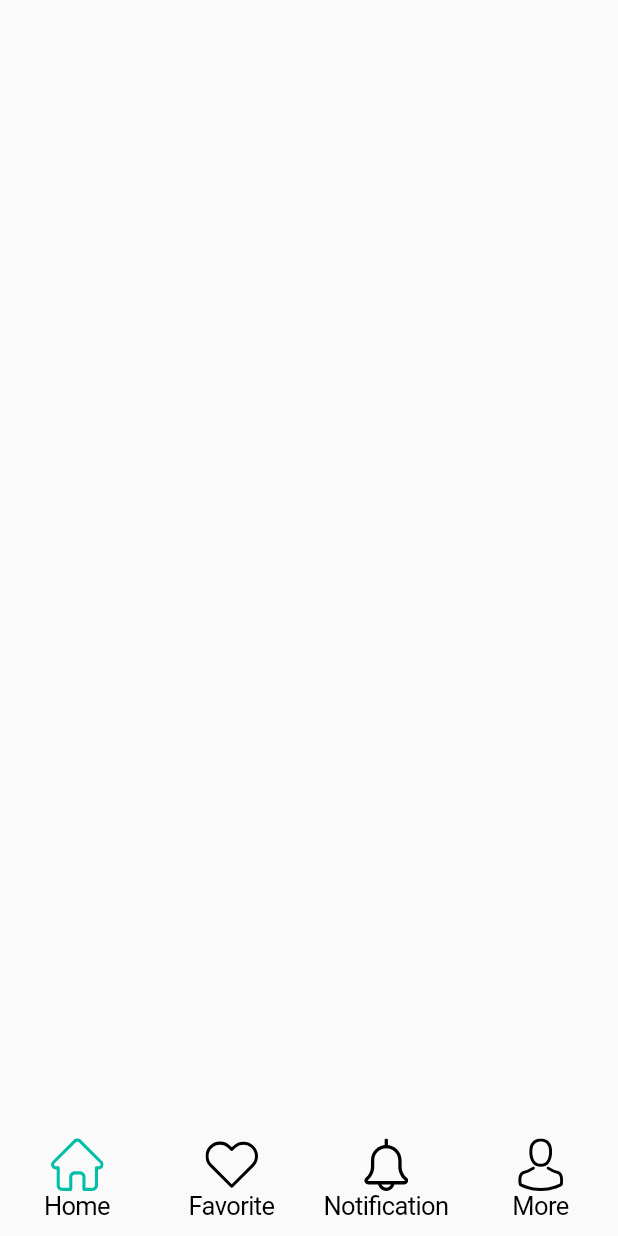
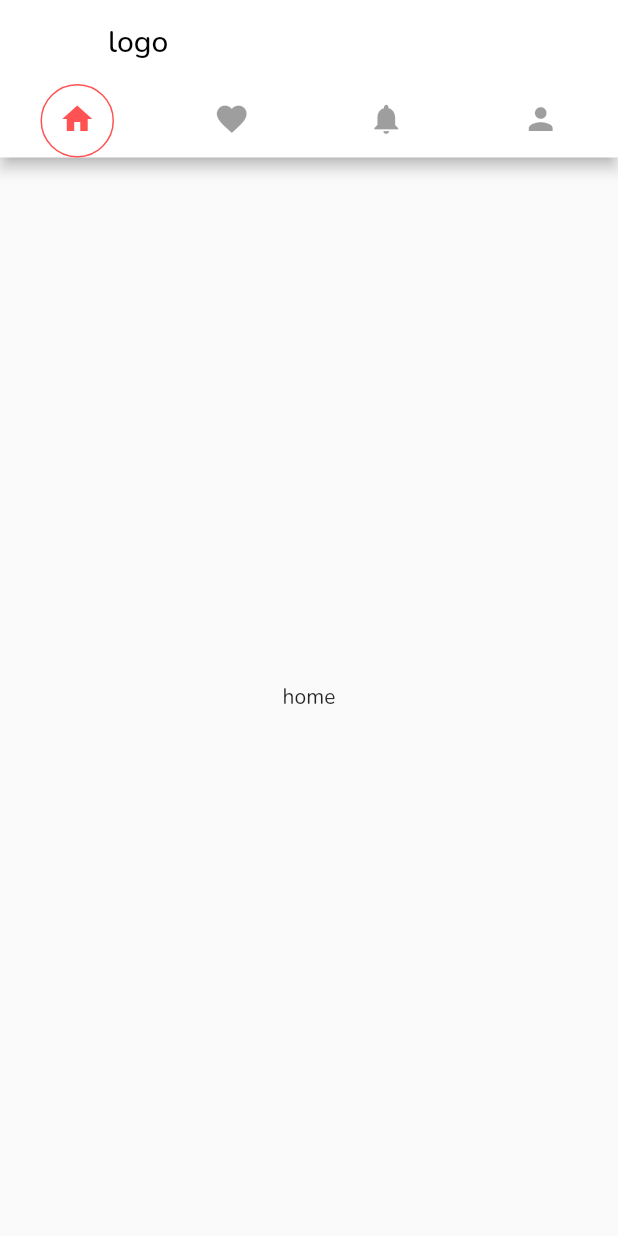
Before and after one commit to IsmaelGarciaP/flutter_intermedio_app, a Flutter app: the HomePage screen opened by its route, on a phone screen of 412 x 824 dp. Run offline on Flutter 3.47's test engine with Material 2 defaults, Android fonts, the phone set to English and light mode, and no system bars; our stand-ins replace dots_indicator, flutter_svg, google_fonts.

Commit message:
home 3 commit

```diff
--- a/lib/src/ui/pages/home/home_page.dart
+++ b/lib/src/ui/pages/home/home_page.dart
@@ -10,8 +10,66 @@ class HomePage extends StatelessWidget {
   Widget build(BuildContext context) {
     return ChangeNotifierProvider<HomeController>(
       create: (_) => HomeController(),
-      builder: (_, __) => Scaffold(
-        bottomNavigationBar: HomeBottomBar(),
+      builder: (_, __) => DefaultTabController(
+        length: 4,
+        child: Scaffold(
+          appBar: AppBar(
+            title: const Text(
+              "logo",
+              style: TextStyle(
+                color: Colors.black,
+              ),
+              textAlign: TextAlign.center,
+            ),
+            backgroundColor: Colors.white,
+            bottom: TabBar(
+              indicatorColor: Colors.redAccent,
+              indicatorWeight: 3,
+              labelColor: Colors.redAccent,
+              unselectedLabelColor: Colors.black38,
+              indicator: BoxDecoration(
+                color: Colors.white,
+                shape: BoxShape.circle,
+                border: Border.all(width: 1, color: Colors.redAccent),
+              ),
+              tabs: const [
+                Tab(
+                  icon: Icon(Icons.home),
+                ),
+                Tab(
+                  icon: Icon(Icons.favorite),
+                ),
+                Tab(
+                  icon: Icon(Icons.notifications),
+                ),
+                Tab(
+                  icon: Icon(Icons.person),
+                ),
+              ],
+            ),
+          ),
+          //bottomNavigationBar: HomeBottomBar(),
+          body: TabBarView(
+            children: [
+              Container(
+                child: const Text("home"),
+                alignment: Alignment.center,
+              ),
+              Container(
+                child: const Text("favorites"),
+                alignment: Alignment.center,
+              ),
+              Container(
+                child: const Text("notifications"),
+                alignment: Alignment.center,
+              ),
+              Container(
+                child: const Text("more"),
+                alignment: Alignment.center,
+              ),
+            ],
+          ),
+        ),
       ),
     );
   }
```
